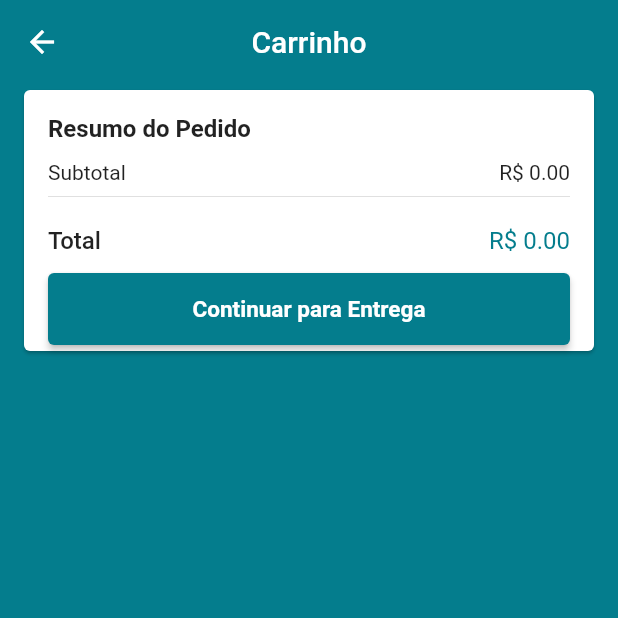
After one commit to lucianodevapi/loja_virtual_app, a Flutter app: the CartScreen screen opened by its route, on a phone screen of 412 x 824 dp, the top half of it. The commit adds this screen. Run offline on Flutter 3.47's test engine with Material 2 defaults, Android fonts, the phone set to English and light mode, and no system bars; our stand-ins replace carousel_slider, cloud_firestore, firebase_auth, firebase_core; accounts and stored records are empty.

Commit message:
Criação do carrinho de compras.

```diff
--- /dev/null
+++ b/lib/common/price_card.dart
@@ -0,0 +1,80 @@
+import 'package:flutter/material.dart';
+import 'package:loja_virtual_app/models/cart_manager.dart';
+import 'package:provider/provider.dart';
+
+class PriceCard extends StatelessWidget {
+  final String text;
+  final VoidCallback? onPressed;
+
+  const PriceCard({
+    Key? key,
+    required this.text,
+    required this.onPressed,
+  }) : super(key: key);
+
+  @override
+  Widget build(BuildContext context) {
+    final cartManager = context.watch<CartManager>();
+    final productsPrice = cartManager.productsPrice;
+    Color primaryColor = Theme.of(context).primaryColor;
+
+    return Card(
+      margin: const EdgeInsets.symmetric(horizontal: 16, vertical: 4),
+      child: Padding(
+        padding: const EdgeInsets.fromLTRB(16, 16, 16, 4),
+        child: Column(
+          crossAxisAlignment: CrossAxisAlignment.stretch,
+          children: [
+            const Text(
+              'Resumo do Pedido',
+              textAlign: TextAlign.start,
+              style: TextStyle(fontWeight: FontWeight.w600, fontSize: 16),
+            ),
+            const SizedBox(height: 12),
+            Row(
+              mainAxisAlignment: MainAxisAlignment.spaceBetween,
+              children: [
+                const Text('Subtotal'),
+                Text('R\$ ${productsPrice.toStringAsFixed(2)}'),
+              ],
+            ),
+            const Divider(),
+            const SizedBox(height: 12),
+            Row(
+              mainAxisAlignment: MainAxisAlignment.spaceBetween,
+              children: [
+                const Text(
+                  'Total',
+                  style: TextStyle(
+                    fontWeight: FontWeight.w500,
+                    fontSize: 16,
+                  ),
+                ),
+                Text(
+                  'R\$ ${productsPrice.toStringAsFixed(2)}',
+                  style: TextStyle(
+                    fontSize: 16,
+                    color: primaryColor,
+                  ),
+                )
+              ],
+            ),
+            const SizedBox(height: 12),
+            ElevatedButton(
+              style: ElevatedButton.styleFrom(
+                primary: primaryColor,
+                padding: const EdgeInsets.symmetric(vertical: 15),
+                textStyle: const TextStyle(
+                  fontSize: 15,
+                  fontWeight: FontWeight.bold,
+                ),
+              ),
+              onPressed: onPressed,
+              child: Text(text),
+            ),
+          ],
+        ),
+      ),
+    );
+  }
+}
--- /dev/null
+++ b/lib/models/item_size.dart
@@ -0,0 +1,20 @@
+class ItemSize {
+  String name = '';
+  num price = 0;
+  int stock = 0;
+
+  ItemSize({this.name = '', this.price = 0.0, this.stock = 0});
+
+  ItemSize.fromMap(Map<String, dynamic> map) {
+    name = map['name'] as String;
+    price = map['price'] as num;
+    stock = map['stock'] as int;
+  }
+
+  bool get hasStock => stock > 0;
+
+  @override
+  String toString() {
+    return 'ItemSize{name: $name, price: $price, stock: $stock';
+  }
+}
--- a/lib/models/user_app.dart
+++ b/lib/models/user_app.dart
@@ -8,11 +8,11 @@ class UserApp {
   String? confirmPassword = '';
 
   UserApp({
-    this.id,
-    this.name,
-    this.email,
-    this.password,
-    this.confirmPassword,
+    this.id = '',
+    this.name = '',
+    this.email = '',
+    this.password = '',
+    this.confirmPassword = '',
   });
 
   UserApp.fromDocument(DocumentSnapshot<Object?> document) {
@@ -23,6 +23,9 @@ class UserApp {
 
   DocumentReference get firestoreReference =>
       FirebaseFirestore.instance.doc('users/$id');
+
+  CollectionReference get cartReference =>
+      firestoreReference.collection('cart');
 
   Future<void> saveData() async {
     await firestoreReference.set(toMap());
--- a/lib/models/user_manager.dart
+++ b/lib/models/user_manager.dart
@@ -11,7 +11,7 @@ class UserManager extends ChangeNotifier {
   bool _loading = false;
   bool get isLoggedIn => userLogged.id!.isNotEmpty;
 
-  late UserApp userLogged;
+  UserApp userLogged = UserApp();
 
   UserManager() {
     _loadCurrentUser();
@@ -47,7 +47,7 @@ class UserManager extends ChangeNotifier {
   }) async {
     loading = true;
     try {
-      debugPrint('$userApp.email - $userApp.password');
+      //debugPrint('$userApp.email - $userApp.password');
       final UserCredential userCredential =
           await auth.createUserWithEmailAndPassword(
               email: userApp.email!, password: userApp.password!);
--- /dev/null
+++ b/lib/screens/cart/cart_screen.dart
@@ -0,0 +1,38 @@
+import 'package:flutter/material.dart';
+import 'package:loja_virtual_app/common/price_card.dart';
+import 'package:loja_virtual_app/models/cart_manager.dart';
+import 'package:provider/provider.dart';
+
+import 'components/cart_tile.dart';
+
+class CartScreen extends StatelessWidget {
+  const CartScreen({Key? key}) : super(key: key);
+
+  @override
+  Widget build(BuildContext context) {
+    return Scaffold(
+      appBar: AppBar(
+        title: const Text('Carrinho'),
+        centerTitle: true,
+      ),
+      body: Consumer<CartManager>(
+        builder: (_, cartManager, __) {
+          print(cartManager.isCartValid);
+          return ListView(
+            children: [
+              Column(
+                children: cartManager.items
+                    .map((cartProduct) => CartTile(cartProduct: cartProduct))
+                    .toList(),
+              ),
+              PriceCard(
+                text: 'Continuar para Entrega',
+                onPressed: cartManager.isCartValid ? () {} : null,
+              ),
+            ],
+          );
+        },
+      ),
+    );
+  }
+}
```
Also changed, not shown: lib/common/custom_icom_button.dart (added, +34 -0 lines), lib/main.dart (+10 -0 lines), lib/models/cart_manager.dart (added, +90 -0 lines), lib/models/cart_product.dart (added, +80 -0 lines), lib/models/product.dart (+36 -1 lines), lib/screens/base/base_screen.dart (+7 -4 lines), lib/screens/cart/components/cart_tile.dart (added, +97 -0 lines), lib/screens/product/product_detail_screen.dart (+58 -2 lines), lib/screens/products/components/size_widget.dart (added, +62 -0 lines), lib/screens/products/products_screen.dart (+11 -1 lines).
